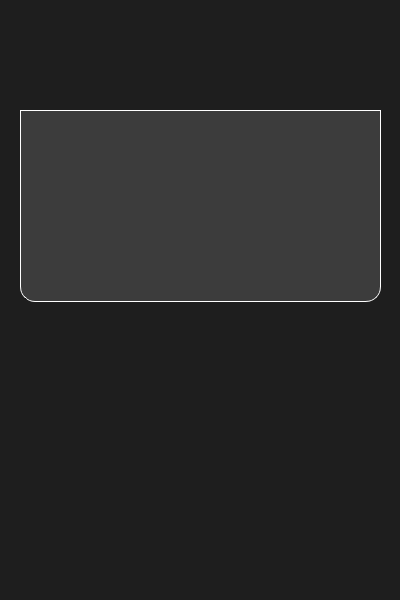
Before: the Qt Designer form desk/list.ui in al1vel/reload, drawn with Qt 5.
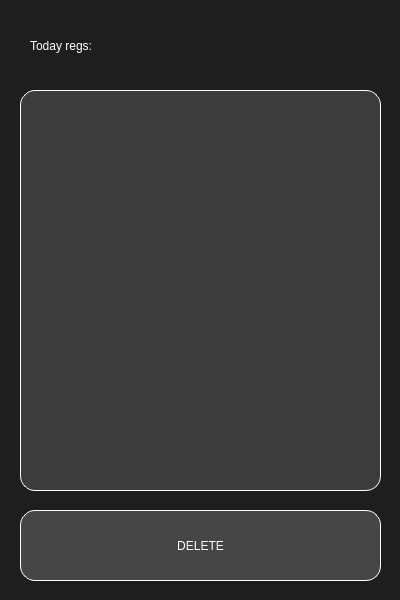
After: the same form once the commit is applied.

Commit message: Table complete

Diff of the .ui file:
```diff
--- a/desk/list.ui
+++ b/desk/list.ui
@@ -20,25 +20,29 @@
    <property name="geometry">
     <rect>
      <x>20</x>
-     <y>110</y>
+     <y>90</y>
      <width>361</width>
-     <height>192</height>
+     <height>401</height>
     </rect>
    </property>
    <property name="styleSheet">
     <string notr="true">QTableView {
 background-color: rgb(60, 60, 60);
 border: 1px solid rgb(255,255,255);
-border-bottom-right-radius: 15px;
-border-bottom-left-radius: 15px;
+border-radius: 15px;
+gridline-color: rgb(60, 60, 60);
+selection-background-color: rgb(100, 100, 100);
+color: white;
+font: 25 16pt &quot;Futura PT Light&quot;;
 }
 
-QTableView::section{
+QHeaderView::section {
 background-color: rgb(60, 60, 60);
 color:white;
-border: 1px solid rgb(255,255,255);
-height:50px;
-font: 25 14pt &quot;Futura PT Light&quot;;
+padding: 5px;
+font: 25 18pt &quot;Futura PT Light&quot;;
+height: 40px;
+border-radius: 10px;
 }
 
 QTableView::item{
@@ -46,11 +50,102 @@
 border-bottom: rgb(255,255,255);
 }
 
-QTableView::item::selected {
-border: none;
+QTableView::item:selected {
+color: yellow;
+}</string>
+   </property>
+   <property name="verticalScrollBarPolicy">
+    <enum>Qt::ScrollBarAlwaysOff</enum>
+   </property>
+   <property name="horizontalScrollBarPolicy">
+    <enum>Qt::ScrollBarAlwaysOff</enum>
+   </property>
+   <property name="sizeAdjustPolicy">
+    <enum>QAbstractScrollArea::AdjustToContents</enum>
+   </property>
+   <property name="showDropIndicator" stdset="0">
+    <bool>false</bool>
+   </property>
+   <property name="showGrid">
+    <bool>false</bool>
+   </property>
+   <property name="wordWrap">
+    <bool>false</bool>
+   </property>
+   <attribute name="horizontalHeaderVisible">
+    <bool>false</bool>
+   </attribute>
+   <attribute name="horizontalHeaderDefaultSectionSize">
+    <number>180</number>
+   </attribute>
+   <attribute name="horizontalHeaderHighlightSections">
+    <bool>true</bool>
+   </attribute>
+   <attribute name="horizontalHeaderStretchLastSection">
+    <bool>true</bool>
+   </attribute>
+   <attribute name="verticalHeaderVisible">
+    <bool>false</bool>
+   </attribute>
+  </widget>
+  <widget class="QLabel" name="labelTodayRegs">
+   <property name="geometry">
+    <rect>
+     <x>30</x>
+     <y>20</y>
+     <width>291</width>
+     <height>51</height>
+    </rect>
+   </property>
+   <property name="styleSheet">
+    <string notr="true">border: none;
+color: white;
+font: 57 25pt &quot;Futura PT Demi&quot;;</string>
+   </property>
+   <property name="text">
+    <string>Today regs:</string>
+   </property>
+   <property name="alignment">
+    <set>Qt::AlignLeading|Qt::AlignLeft|Qt::AlignVCenter</set>
+   </property>
+  </widget>
+  <widget class="QPushButton" name="buttonDEL">
+   <property name="geometry">
+    <rect>
+     <x>20</x>
+     <y>510</y>
+     <width>361</width>
+     <height>71</height>
+    </rect>
+   </property>
+   <property name="styleSheet">
+    <string notr="true">QPushButton {
+border: 1px solid rgb(255, 255, 255);
+background-color: rgb(70, 70, 70);
+border-radius: 15px;
+font: 57 12pt &quot;Futura PT Demi&quot;;
+color: white;
+}
 
+QPushButton:hover {
+border: 1px solid rgb(255, 255, 255);
+background-color: rgb(90, 90, 90);
+border-radius: 15px;
+font: 57 12pt &quot;Futura PT Demi&quot;;
+color: white;
+}
+
+QPushButton:pressed {
+border: 2px solid rgb(255, 255, 255);
+background-color: rgb(90, 90, 90);
+border-radius: 15px;
+font: 57 12pt &quot;Futura PT Demi&quot;;
+color: white;
 }</string>
    </property>
+   <property name="text">
+    <string>DELETE</string>
+   </property>
   </widget>
  </widget>
  <resources/>
```
Left out of the diff: 3 changed lines with no effect on the pictures. The commit also changes 5 other files.
